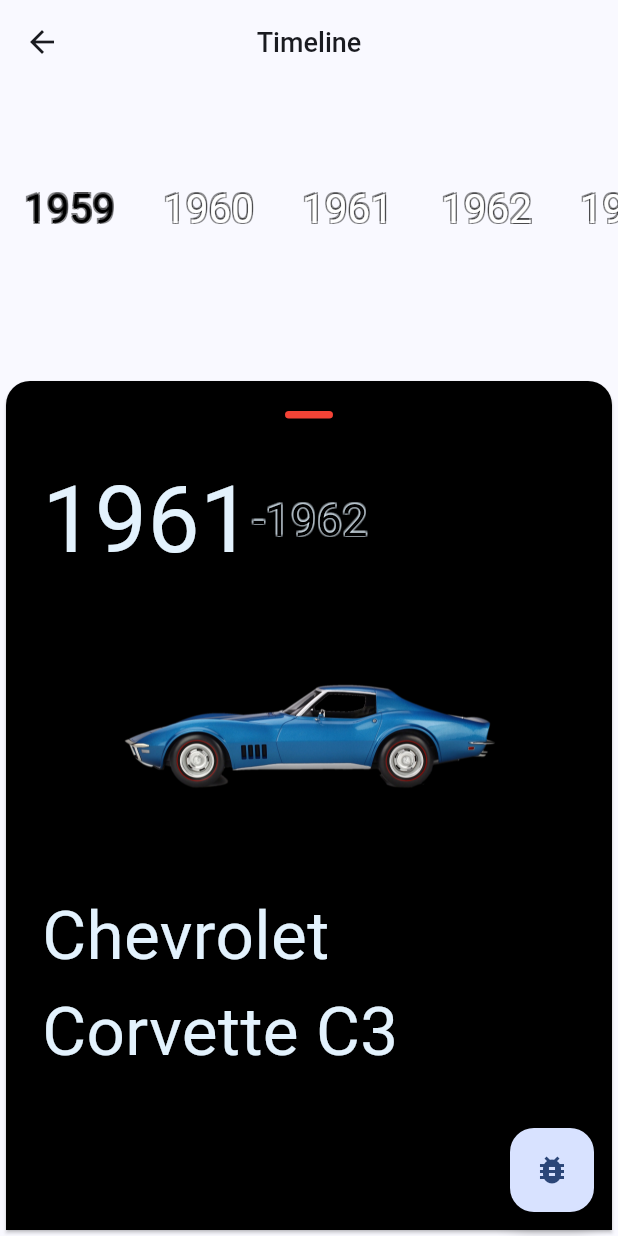
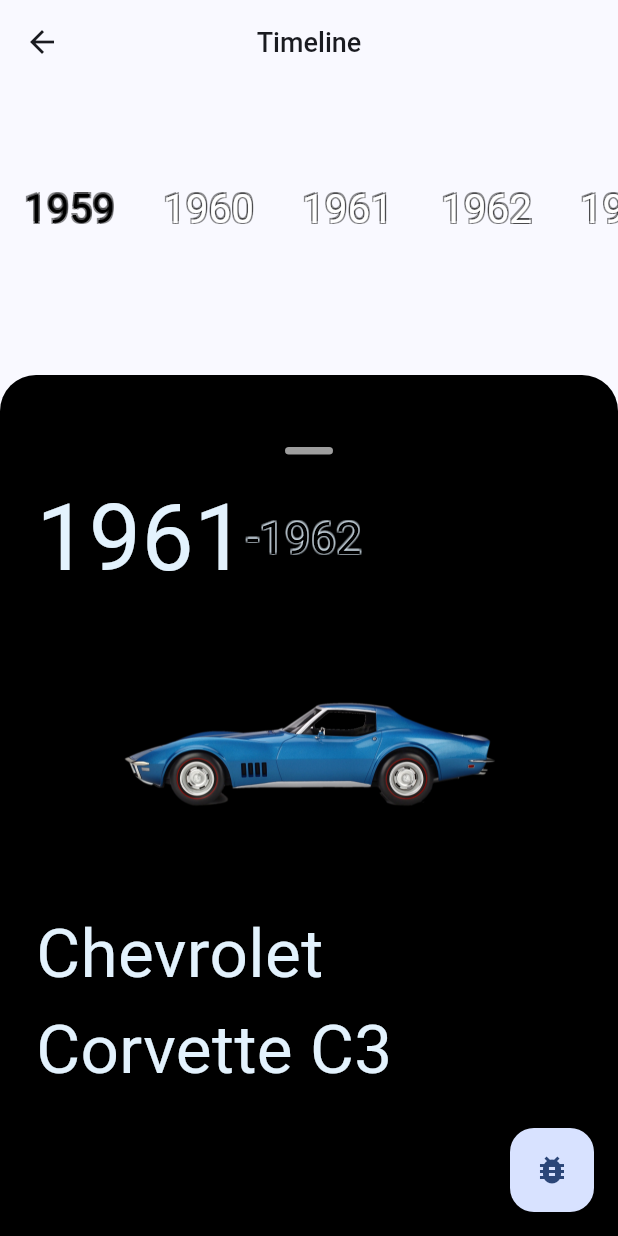
Before and after one commit to tomcheung/flutter_ui_experiment, a Flutter app: the screen it shows after launch, after a tap on "Vintage cars", on a phone screen of 412 x 824 dp. Run offline on Flutter 3.47's test engine with Material 2 defaults, Android fonts, the light colour scheme and no system bars; our stand-ins replace flutter_riverpod, freezed_annotation.

Commit message:
Finish slide up transition

```diff
--- /dev/null
+++ b/lib/vintage_cars/car_detail_info.dart
@@ -0,0 +1,50 @@
+import 'package:flutter/material.dart';
+import 'package:uichallenge/vintage_cars/car_info.dart';
+
+class CarDetailInfo extends StatelessWidget {
+  final CarInfo info;
+
+  const CarDetailInfo({super.key, required this.info});
+
+  @override
+  Widget build(BuildContext context) {
+    final titleStyle = TextStyle(fontSize: 16);
+    final valueStyle = TextStyle(fontSize: 20);
+    return Padding(
+      padding: const EdgeInsets.only(left: 24.0),
+      child: Column(
+        crossAxisAlignment: CrossAxisAlignment.start,
+        children: [
+          Row(
+            children: [
+              Column(
+                crossAxisAlignment: CrossAxisAlignment.start,
+                children: [
+                  Text('Production', style: titleStyle),
+                  Text('${info.year}-${info.year + 1}', style: valueStyle),
+                ],
+              ),
+              const Spacer(),
+              Padding(
+                padding: const EdgeInsets.all(16.0),
+                child: Column(
+                  crossAxisAlignment: CrossAxisAlignment.start,
+                  children: [
+                    Text('Class', style: titleStyle),
+                    Text('Sportcars', style: valueStyle),
+                  ],
+                ),
+              ),
+              const Spacer(),
+            ],
+          ),
+          Container(height: 1, color: Colors.grey),
+          Padding(
+            padding: const EdgeInsets.only(top: 24.0),
+            child: Text('The third generation Carvette'),
+          )
+        ],
+      ),
+    );
+  }
+}
--- a/lib/vintage_cars/car_info_card.dart
+++ b/lib/vintage_cars/top_car_info.dart
@@ -5,37 +5,35 @@
 
 class Handle extends StatelessWidget {
   final Color color;
+
   const Handle({super.key, this.color = Colors.white});
 
   @override
   Widget build(BuildContext context) {
-    return Container(
-      decoration: BoxDecoration(borderRadius: BorderRadius.circular(4), color: color),
+    return AnimatedContainer(
+      duration: const Duration(milliseconds: 200),
+      decoration:
+          BoxDecoration(borderRadius: BorderRadius.circular(4), color: color),
       width: 32,
       height: 5,
     );
   }
 }
 
-class CarInfoCard extends StatelessWidget {
+class TopCarInfo extends StatelessWidget {
   final bool darkBackground;
   final CarInfo carInfo;
 
-  const CarInfoCard({super.key, required this.carInfo, this.darkBackground = true});
+  const TopCarInfo(
+      {super.key, required this.carInfo, this.darkBackground = true});
 
   @override
   Widget build(BuildContext context) {
     final color = darkBackground ? Colors.blue.shade50 : Colors.black;
-    return Card(
+    return Container(
       color: darkBackground ? Colors.black : Colors.white,
-      shape: const RoundedRectangleBorder(
-        borderRadius: BorderRadius.only(
-          topLeft: Radius.circular(16),
-          topRight: Radius.circular(16),
-        ),
-      ),
       child: Padding(
-        padding: const EdgeInsets.symmetric(horizontal: 24.0, vertical: 48),
+        padding: const EdgeInsets.only(top: 64, left: 24, right: 24),
         child: Column(
           mainAxisSize: MainAxisSize.max,
           children: [
@@ -50,10 +48,12 @@
                   style: TextStyle(
                     fontSize: 30,
                     color: Colors.black,
-                    shadows: darkBackground ? TimelineYear.outlinedText(
-                        precision: 2,
-                        strokeWidth: 1,
-                        strokeColor: color.withAlpha(50)) : null,
+                    shadows: darkBackground
+                        ? TimelineYear.outlinedText(
+                            precision: 2,
+                            strokeWidth: 1,
+                            strokeColor: color.withAlpha(50))
+                        : null,
                   ),
                 ),
               ],
--- a/lib/vintage_cars/vintage_cars.dart
+++ b/lib/vintage_cars/vintage_cars.dart
@@ -1,8 +1,9 @@
 import 'package:flutter/material.dart';
 import 'package:flutter/services.dart';
 import 'package:uichallenge/vintage_cars/car_info.dart';
-import 'package:uichallenge/vintage_cars/car_info_card.dart';
+import 'package:uichallenge/vintage_cars/top_car_info.dart';
 
+import 'car_detail_info.dart';
 import 'components.dart';
 
 class VintageCars extends StatefulWidget {
@@ -12,18 +13,33 @@
   State<VintageCars> createState() => _VintageCarsState();
 }
 
-class _VintageCarsState extends State<VintageCars> with TickerProviderStateMixin {
+class _VintageCarsState extends State<VintageCars>
+    with TickerProviderStateMixin {
   static const startYear = 1959;
 
   final ScrollController _scrollController = ScrollController();
   int _currentYear = startYear;
   late AnimationController _animationController;
   late Animation<double> timelineOffsetAnimation;
+  late Animation<double> titleOpacityAnimation;
+
+  late Animation<double> slideUpAnimation;
+  late Animation<double> colorFadeAnimation;
 
   @override
   void initState() {
     _animationController = AnimationController(vsync: this, value: 0);
-    timelineOffsetAnimation = Tween<double>(begin: 250, end: 45).animate(_animationController);
+
+    slideUpAnimation = CurvedAnimation(
+        parent: _animationController, curve: const Interval(0, 0.4, curve: Curves.easeInSine));
+    colorFadeAnimation = CurvedAnimation(
+        parent: _animationController, curve: const Interval(0.4, 1, curve: Curves.easeOutSine));
+
+    timelineOffsetAnimation =
+        Tween<double>(begin: 250, end: 0).animate(slideUpAnimation);
+    titleOpacityAnimation =
+        Tween<double>(begin: 1, end: 0).animate(slideUpAnimation);
+
     super.initState();
   }
 
@@ -38,8 +54,7 @@
     return ListView.builder(
       controller: _scrollController,
       scrollDirection: Axis.horizontal,
-      itemBuilder: (ctx, i) =>
-          Padding(
+      itemBuilder: (ctx, i) => Padding(
         padding: const EdgeInsets.fromLTRB(16, 45, 16, 16),
         child: TimelineYear(
           year: startYear + i,
@@ -54,17 +69,26 @@
     return Scaffold(
       appBar: AppBar(
         centerTitle: true,
-        title: const Text(
+        title: AnimatedBuilder(
+          animation: titleOpacityAnimation,
+          builder: (context, child) {
+            return Opacity(opacity: titleOpacityAnimation.value, child: child);
+          },
+          child: const Text(
             'Timeline',
             style: TextStyle(fontSize: 18, fontWeight: FontWeight.w500),
+          ),
         ),
         backgroundColor: Colors.transparent,
         systemOverlayStyle: SystemUiOverlayStyle.dark,
       ),
       floatingActionButton: FloatingActionButton(
-        child: Icon(Icons.bug_report),
+        child: const Icon(Icons.bug_report),
         onPressed: () {
-          _animationController.animateTo(_animationController.value == 0 ? 1 : 0, duration: Duration(milliseconds: 1000));
+          _animationController.animateTo(
+            _animationController.value == 0 ? 1 : 0,
+            duration: const Duration(milliseconds: 1500),
+          );
         },
       ),
       extendBodyBehindAppBar: true,
@@ -78,23 +102,18 @@
                 child: child,
               );
             },
-            child:  Align(alignment: Alignment.bottomLeft, child: OverflowBox(alignment: Alignment.bottomLeft, child: _buildTimeline(context))),
+            child: Align(
+                alignment: Alignment.bottomLeft,
+                child: OverflowBox(
+                    alignment: Alignment.bottomLeft,
+                    child: _buildTimeline(context))),
           ),
           Expanded(
-            child: BottomCarCard(carInfo: CarInfo.chevroletCorvetteC3, animationController: _animationController,),
-            // child: StackedCard(
-            //   itemBuilder: (i) => VintageCardTransition(
-            //     darkChild: CarInfoCard(
-            //       carInfo: CarInfo.chevroletCorvetteC3,
-            //       darkBackground: true,
-            //     ),
-            //     whiteChild: CarInfoCard(
-            //         carInfo: CarInfo.chevroletCorvetteC3,
-            //         darkBackground: false),
-            //     showDarkChild: !_isExpand,
-            //   ),
-            //   currentIndex: _currentYear - startYear,
-            // ),
+            child: BottomCarCard(
+              carInfo: CarInfo.chevroletCorvetteC3,
+              slideUpAnimation: slideUpAnimation,
+              colorFadeAnimation: colorFadeAnimation,
+            ),
           ),
         ],
       ),
@@ -103,72 +122,111 @@
 }
 
 class BottomCarCard extends StatelessWidget {
-  final AnimationController animationController;
+  final Animation<double> slideUpAnimation;
+  final Animation<double> colorFadeAnimation;
   final CarInfo carInfo;
 
-  const BottomCarCard({super.key, required this.carInfo, required this.animationController});
+  const BottomCarCard({
+    super.key,
+    required this.carInfo,
+    required this.slideUpAnimation,
+    required this.colorFadeAnimation,
+  });
 
   @override
   Widget build(BuildContext context) {
+    final cornerRadiusAnimation = Tween<double>(begin: 24, end: 0).animate(
+      CurvedAnimation(
+        parent: slideUpAnimation,
+        curve: const Interval(0.7, 1),
+      ),
+    );
+
+    final colorSlideUpAnimation = Tween<double>(begin: 1.3, end: -1.3).animate(
+      CurvedAnimation(
+        parent: colorFadeAnimation,
+        curve: const Interval(0, 0.8),
+      ),
+    );
+
+    final detailSlideInAnimation = Tween<double>(begin: 0, end: 1).animate(
+      CurvedAnimation(
+        parent: colorFadeAnimation,
+        curve: const Interval(0.3, 1),
+      ),
+    );
+
     return Stack(
+      fit: StackFit.expand,
       children: [
-        VintageCardTransition(
-          darkChild: CarInfoCard(
-            carInfo: CarInfo.chevroletCorvetteC3,
+        AnimatedBuilder(
+          animation: cornerRadiusAnimation,
+          builder: (context, child) {
+            return Container(
+              clipBehavior: Clip.antiAliasWithSaveLayer,
+              decoration: BoxDecoration(
+                borderRadius: BorderRadius.only(
+                  topLeft: Radius.circular(cornerRadiusAnimation.value),
+                  topRight: Radius.circular(cornerRadiusAnimation.value),
+                ),
+              ),
+              child: child,
+            );
+          },
+          child: TopCarInfo(
+            carInfo: carInfo,
             darkBackground: true,
           ),
-          whiteChild: CarInfoCard(
-            carInfo: CarInfo.chevroletCorvetteC3,
+        ),
+        AnimatedBuilder(
+            animation: colorSlideUpAnimation,
+            builder: (context, child) {
+              Alignment startAlign = Alignment(0, colorSlideUpAnimation.value);
+              Alignment endAlign = Alignment(0, startAlign.y - 0.3);
+
+              return ShaderMask(
+                shaderCallback: (Rect bounds) => LinearGradient(
+                        begin: startAlign,
+                        end: endAlign,
+                        colors: const <Color>[Colors.black, Colors.transparent])
+                    .createShader(bounds),
+                blendMode: BlendMode.dstIn,
+                child: child,
+              );
+            },
+            child: Container(
+              color: Colors.white,
+              child: ListView(
+                padding: EdgeInsets.zero,
+                children: [
+                  TopCarInfo(
+                    carInfo: carInfo,
                     darkBackground: false,
                   ),
-          transition: animationController,
+                  AnimatedBuilder(
+                    animation: detailSlideInAnimation,
+                    builder: (context, child) {
+                      return Opacity(
+                        opacity: detailSlideInAnimation.value,
+                        child: Transform(
+                          transform: Matrix4.translationValues(
+                              100 - detailSlideInAnimation.value * 100, 0, 0),
+                          child: child,
                         ),
-        Positioned(
-          top: 24,
+                      );
+                    },
+                    child: CarDetailInfo(info: carInfo),
+                  ),
+                ],
+              ),
+            )),
+        const Positioned(
+          top: 48,
           left: 0,
           right: 0,
-          child: Center(child: Handle(color:  Colors.red)),
+          child: Center(child: Handle(color: Colors.grey)),
         ),
       ],
     );
   }
 }
-
-class VintageCardTransition extends AnimatedWidget {
-  final Widget darkChild;
-  final Widget whiteChild;
-  final Animation<double> _transition;
-
-  const VintageCardTransition({
-    super.key,
-    required this.darkChild,
-    required this.whiteChild,
-    required Animation<double> transition,
-  })
-      : _transition = transition,
-        super(listenable: transition);
-
-  @override
-  Widget build(BuildContext context) {
-    // low2 + (value - low1) * (high2 - low2) / (high1 - low1)
-    double mappedValue = -1 + _transition.value * (1.5 - -1);
-    Alignment endAlign = Alignment(0, mappedValue);
-    Alignment startAlign = Alignment(0, endAlign.y - 0.5);
-
-    return Stack(
-      children: [
-        darkChild,
-        ShaderMask(
-          shaderCallback: (Rect bounds) =>
-              LinearGradient(
-                  begin: startAlign,
-                  end: endAlign,
-                  colors: const <Color>[Colors.transparent, Colors.black])
-                  .createShader(bounds),
-          blendMode: BlendMode.dstOut,
-          child: whiteChild,
-        ),
-      ],
-    );
-  }
-}
```
Lines whose indentation alone changed are shown as unchanged.
